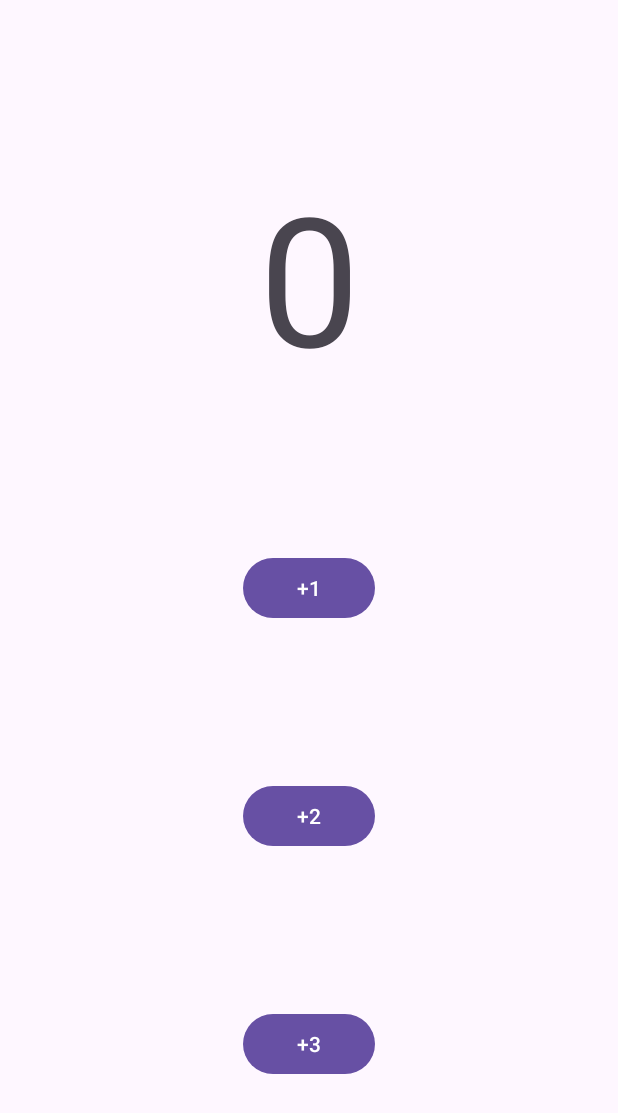
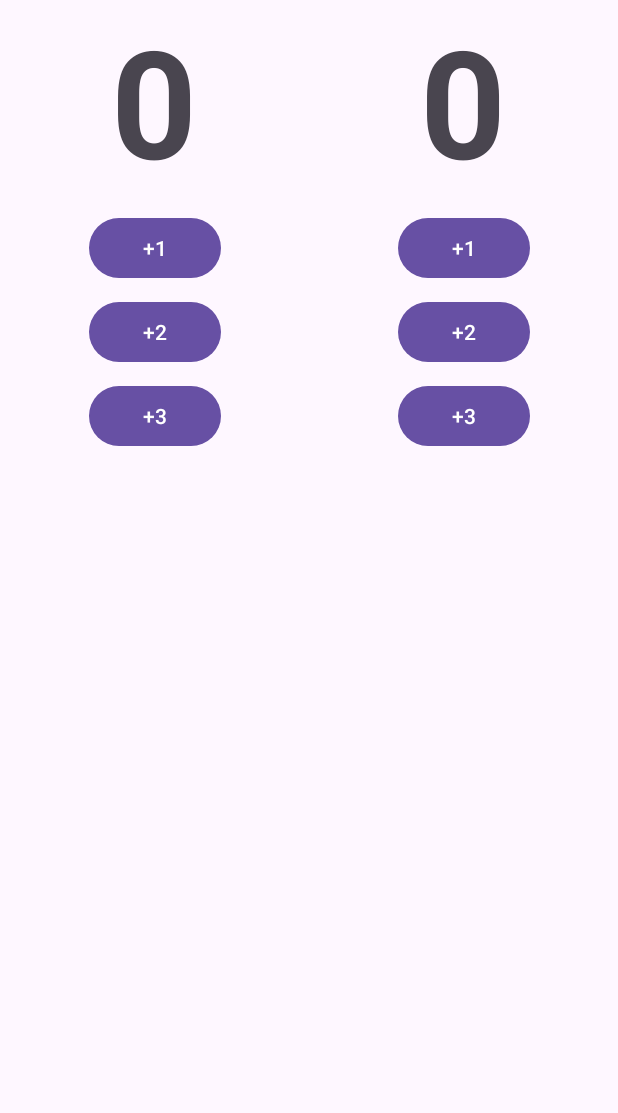
Before and after one commit to Kajerkooo2/Lekcja10_Koszykowka, an Android app: the layout activity_main.xml on its own in the app's theme, with its tools: preview values and no code run, on a phone screen of 412 x 824 dp. Shown: the top 1113 px of the screen. Run offline under Robolectric (Android 15) with nearby library versions, the phone set to English and light mode, and no system bars.

Commit message:
layouty gotowe pod 2 druzyny

```diff
--- a/app/src/main/res/layout-land/activity_main.xml
+++ b/app/src/main/res/layout-land/activity_main.xml
@@ -1,49 +1,114 @@
 <?xml version="1.0" encoding="utf-8"?>
 <androidx.constraintlayout.widget.ConstraintLayout xmlns:android="http://schemas.android.com/apk/res/android"
     xmlns:app="http://schemas.android.com/apk/res-auto"
-    xmlns:tools="http://schemas.android.com/tools"
+    android:id="@+id/main"
     android:layout_width="match_parent"
+    android:layout_height="match_parent">
+
+    <androidx.constraintlayout.widget.Guideline
+        android:id="@+id/guideline"
+        android:layout_width="wrap_content"
+        android:layout_height="wrap_content"
+        app:layout_constraintGuide_percent="0.5"
+        android:orientation="vertical" />
+
+    <LinearLayout
+        android:id="@+id/teamA"
+        android:layout_width="0dp"
         android:layout_height="match_parent"
-    tools:context=".MainActivity">
+        android:orientation="vertical"
+        android:gravity="center"
+        app:layout_constraintStart_toStartOf="parent"
+        app:layout_constraintEnd_toStartOf="@id/guideline"
+        >
 
         <TextView
-        android:id="@+id/textView"
+            android:id="@+id/scoreA"
             android:layout_width="wrap_content"
             android:layout_height="wrap_content"
             android:text="0"
-        android:textSize="120sp"
-        app:layout_constraintBottom_toBottomOf="parent"
-        app:layout_constraintEnd_toStartOf = "@id/button"
-        app:layout_constraintStart_toStartOf="parent"
-        app:layout_constraintTop_toTopOf="parent" />
+            android:textSize="80sp"
+            android:textStyle="bold"
+            android:layout_marginBottom="12dp"
+            android:gravity="center"/>
+
+        <LinearLayout
+            android:layout_width="wrap_content"
+            android:layout_height="wrap_content"
+            android:orientation="horizontal"
+            android:gravity="center">
 
             <Button
-        android:id="@+id/button"
+                android:id="@+id/plus1A"
                 android:layout_width="wrap_content"
                 android:layout_height="wrap_content"
                 android:text="+1"
-        app:layout_constraintStart_toEndOf="@id/textView"
-        app:layout_constraintEnd_toEndOf="parent"
-        app:layout_constraintTop_toTopOf = "parent"
-        app:layout_constraintBottom_toTopOf="@id/button2"/>
+                android:layout_margin="6dp"/>
 
             <Button
-        android:id="@+id/button2"
+                android:id="@+id/plus2A"
                 android:layout_width="wrap_content"
                 android:layout_height="wrap_content"
                 android:text="+2"
-        app:layout_constraintStart_toStartOf="@id/button"
-        app:layout_constraintTop_toBottomOf="@id/button"
-        app:layout_constraintBottom_toTopOf="@id/button3"
-        />
+                android:layout_margin="6dp"/>
 
             <Button
-        android:id="@+id/button3"
+                android:id="@+id/plus3A"
                 android:layout_width="wrap_content"
                 android:layout_height="wrap_content"
                 android:text="+3"
-        app:layout_constraintStart_toStartOf="@id/button"
-        app:layout_constraintTop_toBottomOf="@id/button2"
-        app:layout_constraintBottom_toBottomOf="parent"/>
+                android:layout_margin="6dp"/>
+        </LinearLayout>
+    </LinearLayout>
+
+    <LinearLayout
+        android:id="@+id/teamB"
+        android:layout_width="0dp"
+        android:layout_height="match_parent"
+        android:orientation="vertical"
+        android:gravity="center"
+        app:layout_constraintStart_toEndOf="@id/guideline"
+        app:layout_constraintEnd_toEndOf="parent">
+
+        <TextView
+            android:id="@+id/scoreB"
+            android:layout_width="wrap_content"
+            android:layout_height="wrap_content"
+            android:text="0"
+            android:textSize="80sp"
+            android:textStyle="bold"
+            android:layout_marginBottom="12dp"
+            android:gravity="center"/>
+
+        <LinearLayout
+            android:layout_width="wrap_content"
+            android:layout_height="wrap_content"
+            android:orientation="horizontal"
+            android:gravity="center">
+
+            <Button
+                android:id="@+id/plus1B"
+                android:layout_width="wrap_content"
+                android:layout_height="wrap_content"
+                android:text="+1"
+                android:layout_margin="6dp"/>
+
+            <Button
+                android:id="@+id/plus2B"
+                android:layout_width="wrap_content"
+                android:layout_height="wrap_content"
+                android:text="+2"
+                android:layout_margin="6dp"/>
+
+            <Button
+                android:id="@+id/plus3B"
+                android:layout_width="wrap_content"
+                android:layout_height="wrap_content"
+                android:text="+3"
+                android:layout_margin="6dp"/>
+        </LinearLayout>
+    </LinearLayout>
+
+
 
 </androidx.constraintlayout.widget.ConstraintLayout>
--- a/app/src/main/res/layout/activity_main.xml
+++ b/app/src/main/res/layout/activity_main.xml
@@ -1,50 +1,108 @@
 <?xml version="1.0" encoding="utf-8"?>
 <androidx.constraintlayout.widget.ConstraintLayout xmlns:android="http://schemas.android.com/apk/res/android"
     xmlns:app="http://schemas.android.com/apk/res-auto"
-    xmlns:tools="http://schemas.android.com/tools"
     android:id="@+id/main"
     android:layout_width="match_parent"
-    android:layout_height="match_parent"
-    tools:context=".MainActivity">
+    android:layout_height="match_parent">
+
+    <androidx.constraintlayout.widget.Guideline
+        android:id="@+id/guideline"
+        android:layout_width="wrap_content"
+        android:layout_height="wrap_content"
+        app:layout_constraintGuide_percent="0.5"
+        android:orientation="vertical" />
 
     <TextView
-        android:id="@+id/textView"
+        android:id="@+id/scoreA"
+        android:layout_width="0dp"
+        android:layout_height="wrap_content"
+        android:text="0"
+        android:textSize="100sp"
+        android:textStyle="bold"
+        android:gravity="center"
+        app:layout_constraintStart_toStartOf="parent"
+        app:layout_constraintEnd_toStartOf="@id/guideline"
+        app:layout_constraintTop_toTopOf="parent"
+        app:layout_constraintBottom_toTopOf="@+id/plus1A"
+        app:layout_constraintVertical_bias="0.2" />
+
+    <Button
+        android:id="@+id/plus1A"
         android:layout_width="wrap_content"
         android:layout_height="wrap_content"
-        android:text="0"
-        app:layout_constraintEnd_toEndOf="parent"
-        app:layout_constraintStart_toStartOf="parent"
-        app:layout_constraintTop_toTopOf="parent"
-        app:layout_constraintBottom_toTopOf="@id/button1"
-        android:textSize="120sp"/>
+        android:text="+1"
+        app:layout_constraintTop_toBottomOf="@id/scoreA"
+        app:layout_constraintStart_toStartOf="@id/scoreA"
+        app:layout_constraintEnd_toEndOf="@id/scoreA"
+        android:layout_marginTop="8dp" />
 
     <Button
-        android:id="@+id/button1"
+        android:id="@+id/plus2A"
         android:layout_width="wrap_content"
-        app:layout_constraintStart_toStartOf="parent"
-        app:layout_constraintEnd_toEndOf="parent"
-        app:layout_constraintTop_toBottomOf="@id/textView"
-        app:layout_constraintBottom_toTopOf="@id/button2"
         android:layout_height="wrap_content"
-        android:text="+1" />
+        android:text="+2"
+        app:layout_constraintTop_toBottomOf="@id/plus1A"
+        app:layout_constraintStart_toStartOf="@id/plus1A"
+        app:layout_constraintEnd_toEndOf="@id/plus1A"
+        android:layout_marginTop="8dp" />
 
     <Button
-        android:id="@+id/button2"
+        android:id="@+id/plus3A"
         android:layout_width="wrap_content"
         android:layout_height="wrap_content"
-        app:layout_constraintStart_toStartOf="@id/button1"
-        app:layout_constraintTop_toBottomOf="@id/button1"
-        app:layout_constraintBottom_toTopOf="@id/button3"
-        android:text="+2" />
+        android:text="+3"
+        app:layout_constraintTop_toBottomOf="@id/plus2A"
+        app:layout_constraintStart_toStartOf="@id/plus2A"
+        app:layout_constraintEnd_toEndOf="@id/plus2A"
+        android:layout_marginTop="8dp"
+        app:layout_constraintBottom_toBottomOf="parent"
+        app:layout_constraintVertical_bias="0.0" />
+
+    <TextView
+        android:id="@+id/scoreB"
+        android:layout_width="0dp"
+        android:layout_height="wrap_content"
+        android:text="0"
+        android:textSize="100sp"
+        android:textStyle="bold"
+        android:gravity="center"
+        app:layout_constraintStart_toEndOf="@id/guideline"
+        app:layout_constraintEnd_toEndOf="parent"
+        app:layout_constraintTop_toTopOf="parent"
+        app:layout_constraintBottom_toTopOf="@+id/plus1B"
+        app:layout_constraintVertical_bias="0.2" />
 
     <Button
-        android:id="@+id/button3"
+        android:id="@+id/plus1B"
         android:layout_width="wrap_content"
         android:layout_height="wrap_content"
-        app:layout_constraintTop_toBottomOf="@id/button2"
-        app:layout_constraintStart_toStartOf="@id/button1"
+        android:text="+1"
+        app:layout_constraintTop_toBottomOf="@id/scoreB"
+        app:layout_constraintStart_toStartOf="@id/scoreB"
+        app:layout_constraintEnd_toEndOf="@id/scoreB"
+        android:layout_marginTop="8dp" />
+
+    <Button
+        android:id="@+id/plus2B"
+        android:layout_width="wrap_content"
+        android:layout_height="wrap_content"
+        android:text="+2"
+        app:layout_constraintTop_toBottomOf="@id/plus1B"
+        app:layout_constraintStart_toStartOf="@id/plus1B"
+        app:layout_constraintEnd_toEndOf="@id/plus1B"
+        android:layout_marginTop="8dp" />
+
+    <Button
+        android:id="@+id/plus3B"
+        android:layout_width="wrap_content"
+        android:layout_height="wrap_content"
+        android:text="+3"
+        app:layout_constraintTop_toBottomOf="@id/plus2B"
+        app:layout_constraintStart_toStartOf="@id/plus2B"
+        app:layout_constraintEnd_toEndOf="@id/plus2B"
+        android:layout_marginTop="8dp"
         app:layout_constraintBottom_toBottomOf="parent"
-        android:text="+3" />
+        app:layout_constraintVertical_bias="0.0" />
 
 
 </androidx.constraintlayout.widget.ConstraintLayout>
```
Also changed, not shown: app/src/main/java/com/example/lekcja10_koszykowka/MainActivity.java (line endings or trailing spaces). Lines whose indentation alone changed are shown as unchanged.
